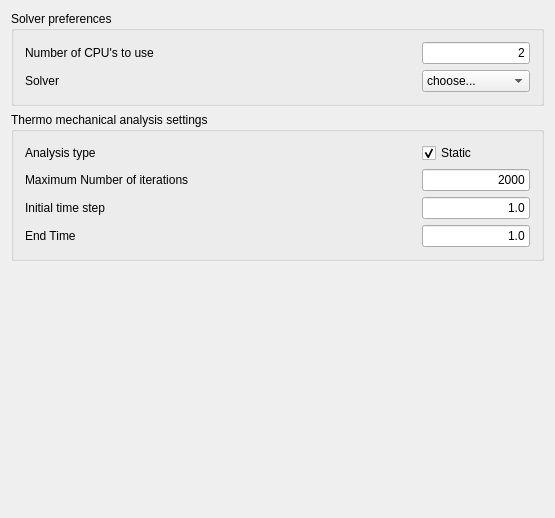
Qt form src/Mod/Fem/Gui/DlgSettingsFemAnylysisop.ui (makkemal/FreeCAD) before a commit.
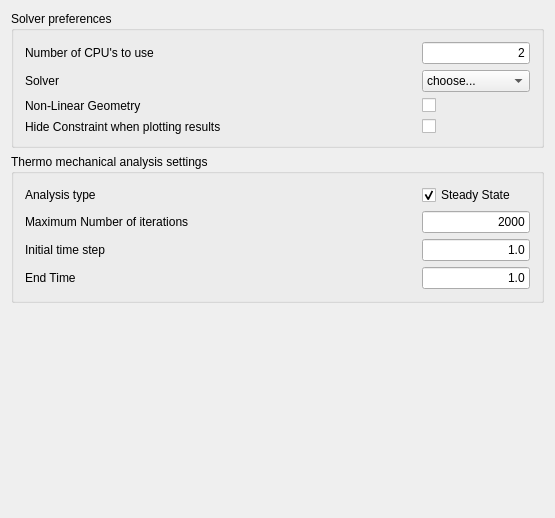
The same form after that commit. Custom widgets are drawn as their Qt base class.

```diff
--- a/src/Mod/Fem/Gui/DlgSettingsFemAnylysisop.ui
+++ b/src/Mod/Fem/Gui/DlgSettingsFemAnylysisop.ui
@@ -116,6 +116,34 @@
               </item>
              </widget>
             </item>
+            <item row="6" column="0">
+             <widget class="QLabel" name="l_non_lin_geom">
+              <property name="text">
+               <string>Non-Linear Geometry</string>
+              </property>
+             </widget>
+            </item>
+            <item row="7" column="0">
+             <widget class="QLabel" name="l_hide_constraint">
+              <property name="text">
+               <string>Hide Constraint when plotting results</string>
+              </property>
+             </widget>
+            </item>
+            <item row="6" column="2">
+             <widget class="QCheckBox" name="ccx_non_lin_geom">
+              <property name="text">
+               <string/>
+              </property>
+             </widget>
+            </item>
+            <item row="7" column="2">
+             <widget class="QCheckBox" name="Hide_constraint">
+              <property name="text">
+               <string/>
+              </property>
+             </widget>
+            </item>
            </layout>
           </item>
          </layout>
@@ -140,7 +168,7 @@
              </size>
             </property>
             <property name="text">
-             <string>Static</string>
+             <string>Steady State</string>
             </property>
             <property name="checked">
              <bool>true</bool>
```
